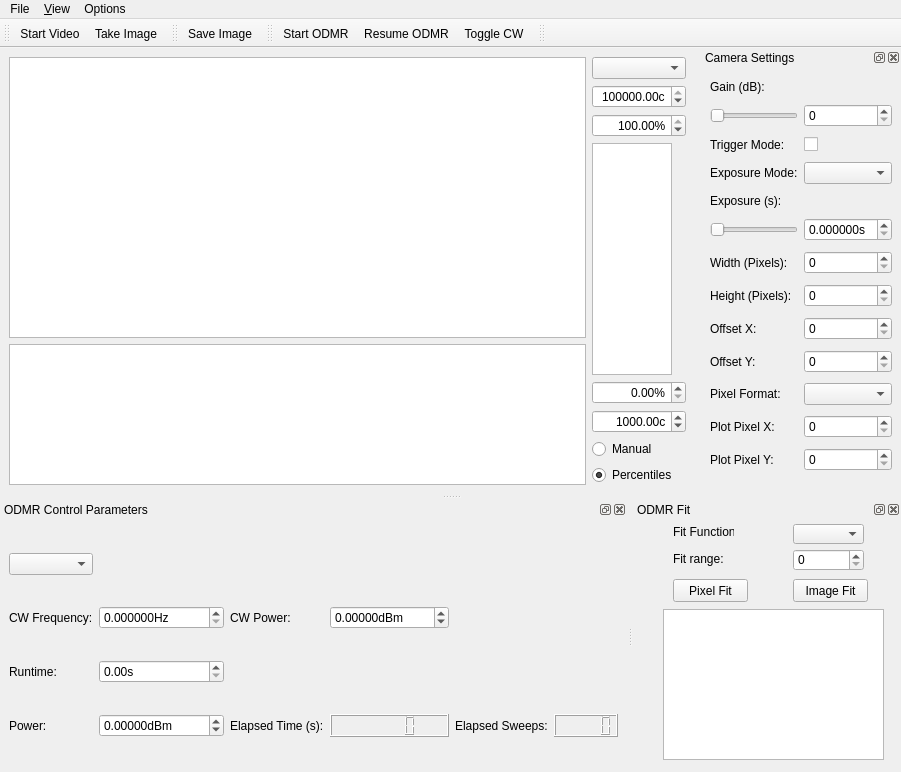
Qt form gui/odmr/ui_odmrgui_camera.ui (gerald00627/qudi) before a commit.
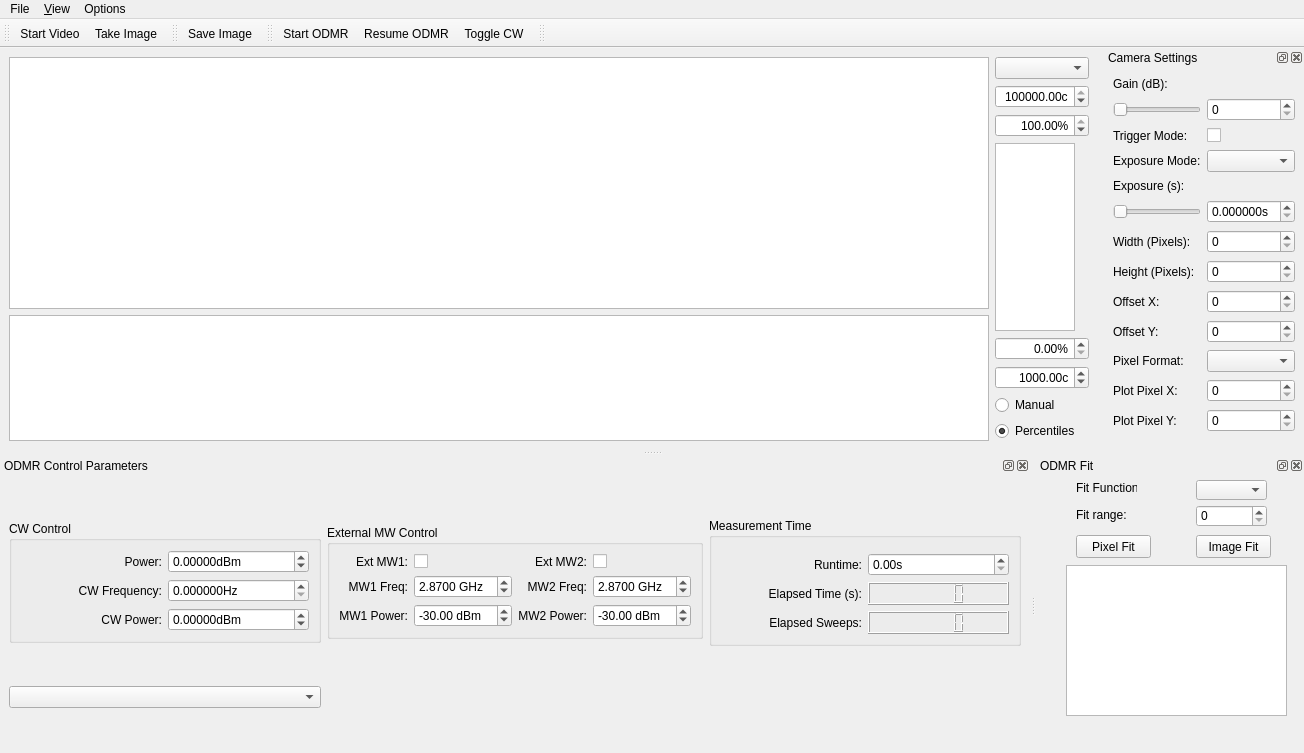
The same form after that commit. Icons and pictures are not drawn. Custom widgets are drawn as their Qt base class.

Commit message:
Adding MW1 and MW2 control to Gui
Changed Tab ordering Mode of GUI
Added Ext MW1 and MW2 control to odmrgui camera
Added mw_constraints for two MW sources

TODO add mw1 mw2 functionality

Diff of the .ui file:
```diff
--- a/gui/odmr/ui_odmrgui_camera.ui
+++ b/gui/odmr/ui_odmrgui_camera.ui
@@ -6,10 +6,16 @@
    <rect>
     <x>0</x>
     <y>0</y>
-    <width>866</width>
-    <height>772</height>
+    <width>1262</width>
+    <height>753</height>
    </rect>
   </property>
+  <property name="sizePolicy">
+   <sizepolicy hsizetype="Preferred" vsizetype="Preferred">
+    <horstretch>0</horstretch>
+    <verstretch>0</verstretch>
+   </sizepolicy>
+  </property>
   <property name="windowTitle">
    <string>qudi: Camera control</string>
   </property>
@@ -21,7 +27,26 @@
     </sizepolicy>
    </property>
    <layout class="QGridLayout" name="gridLayout_4">
-    <item row="0" column="1" rowspan="2">
+    <item row="0" column="0">
+     <widget class="PlotWidget" name="image_PlotWidget">
+      <property name="sizePolicy">
+       <sizepolicy hsizetype="Preferred" vsizetype="Preferred">
+        <horstretch>1</horstretch>
+        <verstretch>2</verstretch>
+       </sizepolicy>
+      </property>
+      <property name="minimumSize">
+       <size>
+        <width>0</width>
+        <height>0</height>
+       </size>
+      </property>
+      <property name="transformationAnchor">
+       <enum>QGraphicsView::AnchorUnderMouse</enum>
+      </property>
+     </widget>
+    </item>
+    <item row="0" column="2" rowspan="2">
      <layout class="QVBoxLayout" name="verticalLayout">
       <item>
        <widget class="QComboBox" name="odmr_channel_ComboBox"/>
@@ -248,7 +273,7 @@
     <rect>
      <x>0</x>
      <y>0</y>
-     <width>866</width>
+     <width>1262</width>
      <height>21</height>
     </rect>
    </property>
@@ -494,15 +519,15 @@
   </widget>
   <widget class="QDockWidget" name="measurement_control_DockWidget">
    <property name="sizePolicy">
-    <sizepolicy hsizetype="Fixed" vsizetype="Fixed">
+    <sizepolicy hsizetype="Fixed" vsizetype="Preferred">
      <horstretch>0</horstretch>
      <verstretch>0</verstretch>
     </sizepolicy>
    </property>
    <property name="minimumSize">
     <size>
-     <width>594</width>
-     <height>160</height>
+     <width>990</width>
+     <height>297</height>
     </size>
    </property>
    <property name="allowedAreas">
@@ -515,83 +540,290 @@
     <number>8</number>
    </attribute>
    <widget class="QWidget" name="dockWidgetContents_4">
+    <property name="sizePolicy">
+     <sizepolicy hsizetype="Minimum" vsizetype="Preferred">
+      <horstretch>0</horstretch>
+      <verstretch>0</verstretch>
+     </sizepolicy>
+    </property>
     <layout class="QGridLayout" name="gridLayout_3">
+     <item row="0" column="1">
+      <widget class="QGroupBox" name="groupBox">
+       <property name="enabled">
+        <bool>true</bool>
+       </property>
+       <property name="sizePolicy">
+        <sizepolicy hsizetype="Preferred" vsizetype="Fixed">
+         <horstretch>0</horstretch>
+         <verstretch>0</verstretch>
+        </sizepolicy>
+       </property>
+       <property name="title">
+        <string>External MW Control</string>
+       </property>
+       <layout class="QVBoxLayout" name="verticalLayout_2">
+        <item>
+         <layout class="QGridLayout" name="gridLayout">
+          <item row="0" column="3">
+           <widget class="QCheckBox" name="ext_control_use_mw2_CheckBox">
+            <property name="text">
+             <string/>
+            </property>
+           </widget>
+          </item>
+          <item row="1" column="0">
+           <widget class="QLabel" name="ext_control_mw1_freq_Label">
+            <property name="text">
+             <string>MW1 Freq:</string>
+            </property>
+            <property name="alignment">
+             <set>Qt::AlignRight|Qt::AlignTrailing|Qt::AlignVCenter</set>
+            </property>
+           </widget>
+          </item>
      <item row="1" column="1">
-      <widget class="ScienDSpinBox" name="cw_frequency_DoubleSpinBox">
+           <widget class="QDoubleSpinBox" name="ext_control_mw1_freq_DoubleSpinBox">
+            <property name="suffix">
+             <string> GHz</string>
+            </property>
+            <property name="decimals">
+             <number>4</number>
+            </property>
+            <property name="value">
+             <double>2.870000000000000</double>
+            </property>
+           </widget>
+          </item>
+          <item row="0" column="2">
+           <widget class="QLabel" name="label">
+            <property name="text">
+             <string>Ext MW2:</string>
+            </property>
+            <property name="alignment">
+             <set>Qt::AlignRight|Qt::AlignTrailing|Qt::AlignVCenter</set>
+            </property>
+           </widget>
+          </item>
+          <item row="0" column="1">
+           <widget class="QCheckBox" name="ext_control_use_mw1_CheckBox">
+            <property name="text">
+             <string/>
+            </property>
+           </widget>
+          </item>
+          <item row="1" column="2">
+           <widget class="QLabel" name="ext_control_mw2_freq_Label">
+            <property name="text">
+             <string>MW2 Freq:</string>
+            </property>
+            <property name="alignment">
+             <set>Qt::AlignRight|Qt::AlignTrailing|Qt::AlignVCenter</set>
+            </property>
+           </widget>
+          </item>
+          <item row="2" column="0">
+           <widget class="QLabel" name="ext_control_mw1_power_Label">
+            <property name="text">
+             <string>MW1 Power:</string>
+            </property>
+            <property name="alignment">
+             <set>Qt::AlignRight|Qt::AlignTrailing|Qt::AlignVCenter</set>
+            </property>
+           </widget>
+          </item>
+          <item row="0" column="0">
+           <widget class="QLabel" name="label_2">
+            <property name="text">
+             <string>Ext MW1:</string>
+            </property>
+            <property name="alignment">
+             <set>Qt::AlignRight|Qt::AlignTrailing|Qt::AlignVCenter</set>
+            </property>
+           </widget>
+          </item>
+          <item row="2" column="2">
+           <widget class="QLabel" name="ext_control_mw2_power_Label">
+            <property name="text">
+             <string>MW2 Power:</string>
+            </property>
+            <property name="alignment">
+             <set>Qt::AlignRight|Qt::AlignTrailing|Qt::AlignVCenter</set>
+            </property>
+           </widget>
+          </item>
+          <item row="2" column="3">
+           <widget class="QDoubleSpinBox" name="ext_control_mw2_power_DoubleSpinBox">
+            <property name="suffix">
+             <string> dBm</string>
+            </property>
+            <property name="minimum">
+             <double>-50.000000000000000</double>
+            </property>
+            <property name="maximum">
+             <double>40.000000000000000</double>
+            </property>
+            <property name="value">
+             <double>-30.000000000000000</double>
+            </property>
+           </widget>
+          </item>
+          <item row="2" column="1">
+           <widget class="QDoubleSpinBox" name="ext_control_mw1_power_DoubleSpinBox">
+            <property name="suffix">
+             <string> dBm</string>
+            </property>
+            <property name="minimum">
+             <double>-50.000000000000000</double>
+            </property>
+            <property name="maximum">
+             <double>40.000000000000000</double>
+            </property>
+            <property name="value">
+             <double>-30.000000000000000</double>
+            </property>
+           </widget>
+          </item>
+          <item row="1" column="3">
+           <widget class="QDoubleSpinBox" name="ext_control_mw2_freq_DoubleSpinBox">
+            <property name="suffix">
+             <string> GHz</string>
+            </property>
+            <property name="decimals">
+             <number>4</number>
+            </property>
+            <property name="value">
+             <double>2.870000000000000</double>
+            </property>
+           </widget>
+          </item>
+         </layout>
+        </item>
+       </layout>
+      </widget>
+     </item>
+     <item row="0" column="2">
+      <widget class="QGroupBox" name="groupBox_2">
        <property name="sizePolicy">
-        <sizepolicy hsizetype="Minimum" vsizetype="Fixed">
+        <sizepolicy hsizetype="Preferred" vsizetype="Fixed">
          <horstretch>0</horstretch>
          <verstretch>0</verstretch>
         </sizepolicy>
        </property>
-       <property name="suffix">
-        <string>Hz</string>
+       <property name="minimumSize">
+        <size>
+         <width>312</width>
+         <height>0</height>
+        </size>
        </property>
-       <property name="decimals">
+       <property name="title">
+        <string>Measurement Time</string>
+       </property>
+       <layout class="QGridLayout" name="gridLayout_8">
+        <item row="0" column="0">
+         <layout class="QGridLayout" name="gridLayout_2">
+          <property name="sizeConstraint">
+           <enum>QLayout::SetDefaultConstraint</enum>
+          </property>
+          <property name="topMargin">
         <number>6</number>
        </property>
-       <property name="maximum">
-        <double>1000000000.000000000000000</double>
-       </property>
-       <property name="singleStep">
-        <double>0.010000000000000</double>
-       </property>
-      </widget>
-     </item>
-     <item row="3" column="4">
+          <item row="2" column="0">
       <widget class="QLabel" name="elapsed_sweeps_label">
        <property name="text">
         <string>Elapsed Sweeps:</string>
        </property>
-      </widget>
-     </item>
-     <item row="2" column="0">
+            <property name="alignment">
+             <set>Qt::AlignRight|Qt::AlignTrailing|Qt::AlignVCenter</set>
+            </property>
+           </widget>
+          </item>
+          <item row="0" column="0">
       <widget class="QLabel" name="runtime_label">
        <property name="text">
         <string>Runtime:</string>
        </property>
-      </widget>
-     </item>
-     <item row="3" column="0">
+            <property name="alignment">
+             <set>Qt::AlignRight|Qt::AlignTrailing|Qt::AlignVCenter</set>
+            </property>
+           </widget>
+          </item>
+          <item row="1" column="0">
+           <widget class="QLabel" name="elapsed_time_label">
+            <property name="text">
+             <string>Elapsed Time (s):</string>
+            </property>
+            <property name="alignment">
+             <set>Qt::AlignRight|Qt::AlignTrailing|Qt::AlignVCenter</set>
+            </property>
+           </widget>
+          </item>
+          <item row="2" column="1">
+           <widget class="QLCDNumber" name="elapsed_sweeps_lcd"/>
+          </item>
+          <item row="0" column="1">
+           <widget class="ScienDSpinBox" name="runtime_DoubleSpinBox">
+            <property name="sizePolicy">
+             <sizepolicy hsizetype="Minimum" vsizetype="Fixed">
+              <horstretch>0</horstretch>
+              <verstretch>0</verstretch>
+             </sizepolicy>
+            </property>
+            <property name="suffix">
+             <string>s</string>
+            </property>
+            <property name="decimals">
+             <number>2</number>
+            </property>
+            <property name="maximum">
+             <double>1000000000.000000000000000</double>
+            </property>
+            <property name="singleStep">
+             <double>0.010000000000000</double>
+            </property>
+           </widget>
+          </item>
+          <item row="1" column="1">
+           <widget class="QLCDNumber" name="elapsed_time_lcd"/>
+          </item>
+         </layout>
+        </item>
+       </layout>
+      </widget>
+     </item>
+     <item row="0" column="0">
+      <widget class="QGroupBox" name="groupBox_3">
+       <property name="enabled">
+        <bool>true</bool>
+       </property>
+       <property name="sizePolicy">
+        <sizepolicy hsizetype="Preferred" vsizetype="Fixed">
+         <horstretch>0</horstretch>
+         <verstretch>0</verstretch>
+        </sizepolicy>
+       </property>
+       <property name="minimumSize">
+        <size>
+         <width>312</width>
+         <height>0</height>
+        </size>
+       </property>
+       <property name="title">
+        <string>CW Control</string>
+       </property>
+       <layout class="QHBoxLayout" name="horizontalLayout_2">
+        <item>
+         <layout class="QGridLayout" name="gridLayout_6">
+          <item row="0" column="0">
       <widget class="QLabel" name="power_label">
        <property name="text">
         <string>Power:</string>
        </property>
-      </widget>
-     </item>
-     <item row="3" column="3">
-      <widget class="QLCDNumber" name="elapsed_time_lcd"/>
-     </item>
-     <item row="1" column="3">
-      <widget class="ScienDSpinBox" name="cw_power_DoubleSpinBox">
-       <property name="sizePolicy">
-        <sizepolicy hsizetype="Minimum" vsizetype="Fixed">
-         <horstretch>0</horstretch>
-         <verstretch>0</verstretch>
-        </sizepolicy>
-       </property>
-       <property name="suffix">
-        <string>dBm</string>
-       </property>
-       <property name="decimals">
-        <number>5</number>
-       </property>
-       <property name="minimum">
-        <double>-1000.000000000000000</double>
-       </property>
-       <property name="maximum">
-        <double>100.000000000000000</double>
-       </property>
-      </widget>
-     </item>
-     <item row="1" column="2">
-      <widget class="QLabel" name="cw_power_label">
-       <property name="text">
-        <string>CW Power:</string>
-       </property>
-      </widget>
-     </item>
-     <item row="3" column="1">
+            <property name="alignment">
+             <set>Qt::AlignRight|Qt::AlignTrailing|Qt::AlignVCenter</set>
+            </property>
+           </widget>
+          </item>
+          <item row="0" column="1">
       <widget class="ScienDSpinBox" name="sweep_power_DoubleSpinBox">
        <property name="sizePolicy">
         <sizepolicy hsizetype="Minimum" vsizetype="Fixed">
@@ -613,9 +845,6 @@
        </property>
       </widget>
      </item>
-     <item row="3" column="5">
-      <widget class="QLCDNumber" name="elapsed_sweeps_lcd"/>
-     </item>
      <item row="1" column="0">
       <widget class="QLabel" name="cw_frequency_label">
        <property name="enabled">
@@ -624,10 +853,13 @@
        <property name="text">
         <string>CW Frequency:</string>
        </property>
-      </widget>
-     </item>
-     <item row="2" column="1">
-      <widget class="ScienDSpinBox" name="runtime_DoubleSpinBox">
+            <property name="alignment">
+             <set>Qt::AlignRight|Qt::AlignTrailing|Qt::AlignVCenter</set>
+            </property>
+           </widget>
+          </item>
+          <item row="1" column="1">
+           <widget class="ScienDSpinBox" name="cw_frequency_DoubleSpinBox">
        <property name="sizePolicy">
         <sizepolicy hsizetype="Minimum" vsizetype="Fixed">
          <horstretch>0</horstretch>
@@ -635,10 +867,10 @@
         </sizepolicy>
        </property>
        <property name="suffix">
-        <string>s</string>
+             <string>Hz</string>
        </property>
        <property name="decimals">
-        <number>2</number>
+             <number>6</number>
        </property>
        <property name="maximum">
         <double>1000000000.000000000000000</double>
@@ -648,15 +880,64 @@
        </property>
       </widget>
      </item>
-     <item row="3" column="2">
-      <widget class="QLabel" name="elapsed_time_label">
+          <item row="2" column="0">
+           <widget class="QLabel" name="cw_power_label">
        <property name="text">
-        <string>Elapsed Time (s):</string>
-       </property>
-      </widget>
-     </item>
-     <item row="0" column="0">
-      <widget class="QComboBox" name="measurement_type_comboBox"/>
+             <string>CW Power:</string>
+            </property>
+            <property name="alignment">
+             <set>Qt::AlignRight|Qt::AlignTrailing|Qt::AlignVCenter</set>
+            </property>
+           </widget>
+          </item>
+          <item row="2" column="1">
+           <widget class="ScienDSpinBox" name="cw_power_DoubleSpinBox">
+            <property name="sizePolicy">
+             <sizepolicy hsizetype="Minimum" vsizetype="Fixed">
+              <horstretch>0</horstretch>
+              <verstretch>0</verstretch>
+             </sizepolicy>
+            </property>
+            <property name="suffix">
+             <string>dBm</string>
+            </property>
+            <property name="decimals">
+             <number>5</number>
+            </property>
+            <property name="minimum">
+             <double>-1000.000000000000000</double>
+            </property>
+            <property name="maximum">
+             <double>100.000000000000000</double>
+            </property>
+           </widget>
+          </item>
+         </layout>
+        </item>
+       </layout>
+      </widget>
+     </item>
+     <item row="1" column="0">
+      <widget class="QComboBox" name="measurement_type_comboBox">
+       <property name="sizePolicy">
+        <sizepolicy hsizetype="Preferred" vsizetype="Fixed">
+         <horstretch>0</horstretch>
+         <verstretch>0</verstretch>
+        </sizepolicy>
+       </property>
+       <property name="minimumSize">
+        <size>
+         <width>290</width>
+         <height>0</height>
+        </size>
+       </property>
+       <property name="baseSize">
+        <size>
+         <width>0</width>
+         <height>0</height>
+        </size>
+       </property>
+      </widget>
      </item>
     </layout>
    </widget>
```
Left out of the diff: 49 changed lines with no effect on the pictures. Lines whose indentation alone changed are shown as unchanged. The commit also changes 3 other files.
